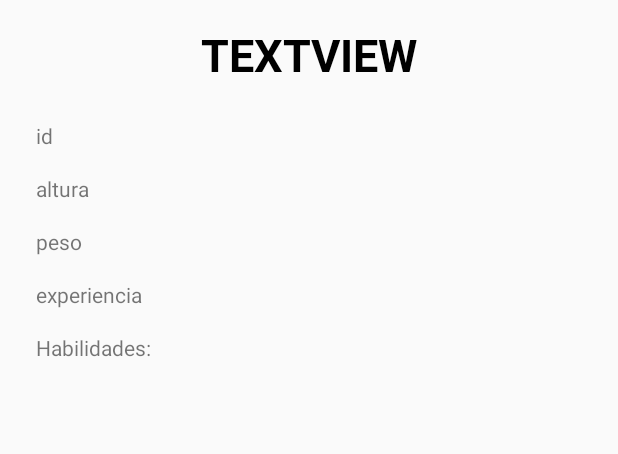
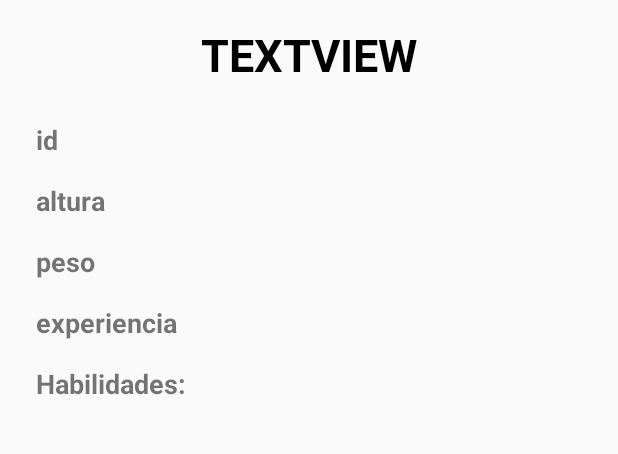
Before and after one commit to ugart/PokeDroid, an Android app: the DetalhePokemonActivity screen opened directly, with no data from a screen before it, on a phone screen of 412 x 824 dp, the part 345-799 px from its top. Run offline under Robolectric (Android 15) with nearby library versions, the phone set to English and light mode, and no system bars; our stand-ins replace Picasso; network calls fail; pictures from the network do not load; 1 statement that could not run was skipped.

Commit message:
ajustes de layout

```diff
--- a/app/src/main/java/com/example/pokedroid/DetalhePokemonActivity.kt
+++ b/app/src/main/java/com/example/pokedroid/DetalhePokemonActivity.kt
@@ -42,6 +42,7 @@ class DetalhePokemonActivity : AppCompatActivity() {
         }
 
         toolbar.setNavigationOnClickListener { onBackPressed() }
+
     }
 
     private fun bindUI(pokemon: Pokemon) {
--- a/app/src/main/res/layout/activity_detalhe_pokemon.xml
+++ b/app/src/main/res/layout/activity_detalhe_pokemon.xml
@@ -49,6 +49,8 @@
         android:layout_marginStart="24dp"
         android:layout_marginTop="24dp"
         android:text="id"
+        android:textStyle="bold"
+        android:textSize="18sp"
         app:layout_constraintStart_toStartOf="parent"
         app:layout_constraintTop_toBottomOf="@+id/namePokemonDetalhe" />
 
@@ -59,6 +61,8 @@
         android:layout_marginStart="24dp"
         android:layout_marginTop="16dp"
         android:text="altura"
+        android:textStyle="bold"
+        android:textSize="18sp"
         app:layout_constraintStart_toStartOf="parent"
         app:layout_constraintTop_toBottomOf="@+id/pokemonIDDetalhe" />
 
@@ -69,6 +73,8 @@
         android:layout_marginStart="24dp"
         android:layout_marginTop="16dp"
         android:text="peso"
+        android:textStyle="bold"
+        android:textSize="18sp"
         app:layout_constraintStart_toStartOf="parent"
         app:layout_constraintTop_toBottomOf="@+id/pokemonAlturaDetalhe" />
 
@@ -79,6 +85,8 @@
         android:layout_marginStart="24dp"
         android:layout_marginTop="16dp"
         android:text="experiencia"
+        android:textStyle="bold"
+        android:textSize="18sp"
         app:layout_constraintStart_toStartOf="parent"
         app:layout_constraintTop_toBottomOf="@+id/pokemonPesoDetalhe" />
 
@@ -89,6 +97,8 @@
         android:layout_marginStart="24dp"
         android:layout_marginTop="16dp"
         android:text="Habilidades: "
+        android:textStyle="bold"
+        android:textSize="18sp"
         app:layout_constraintStart_toStartOf="parent"
         app:layout_constraintTop_toBottomOf="@+id/pokemonXPDetalhe" />
 
--- a/app/src/main/res/layout/pokemon_abilities_view_holder.xml
+++ b/app/src/main/res/layout/pokemon_abilities_view_holder.xml
@@ -24,6 +24,7 @@
         android:layout_marginStart="8dp"
         android:layout_marginEnd="24dp"
         android:text="Overgrow"
+        android:textStyle="bold"
         android:textSize="18sp"
         app:layout_constraintBottom_toBottomOf="@+id/dotSymbol"
         app:layout_constraintEnd_toEndOf="parent"
```
